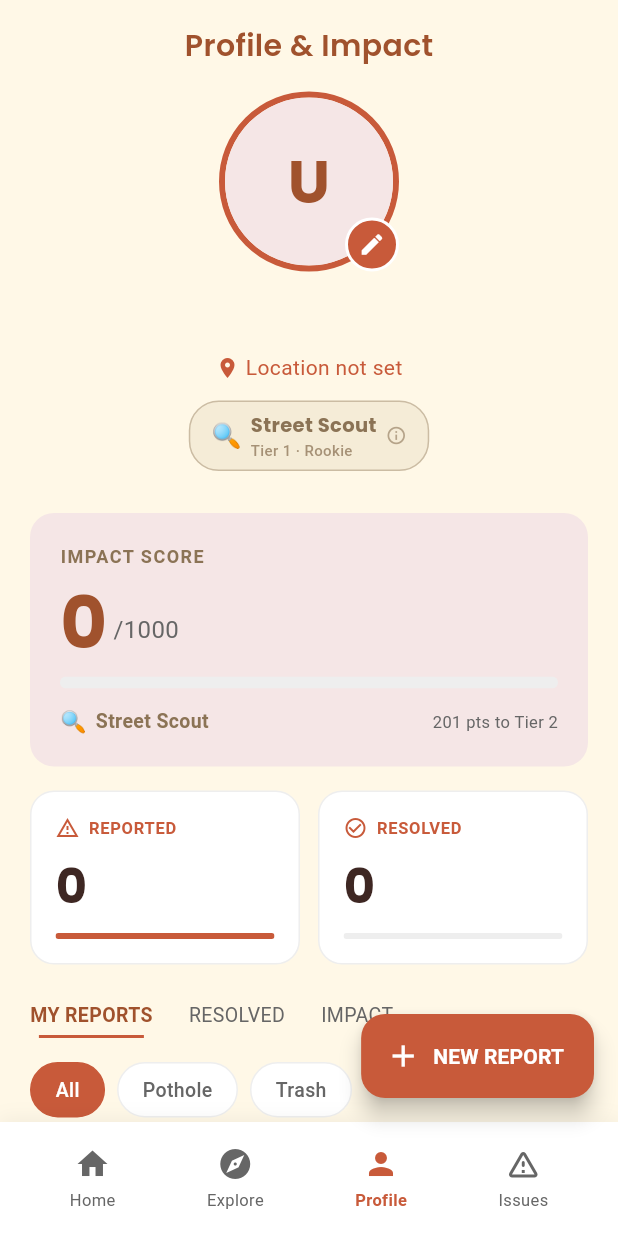
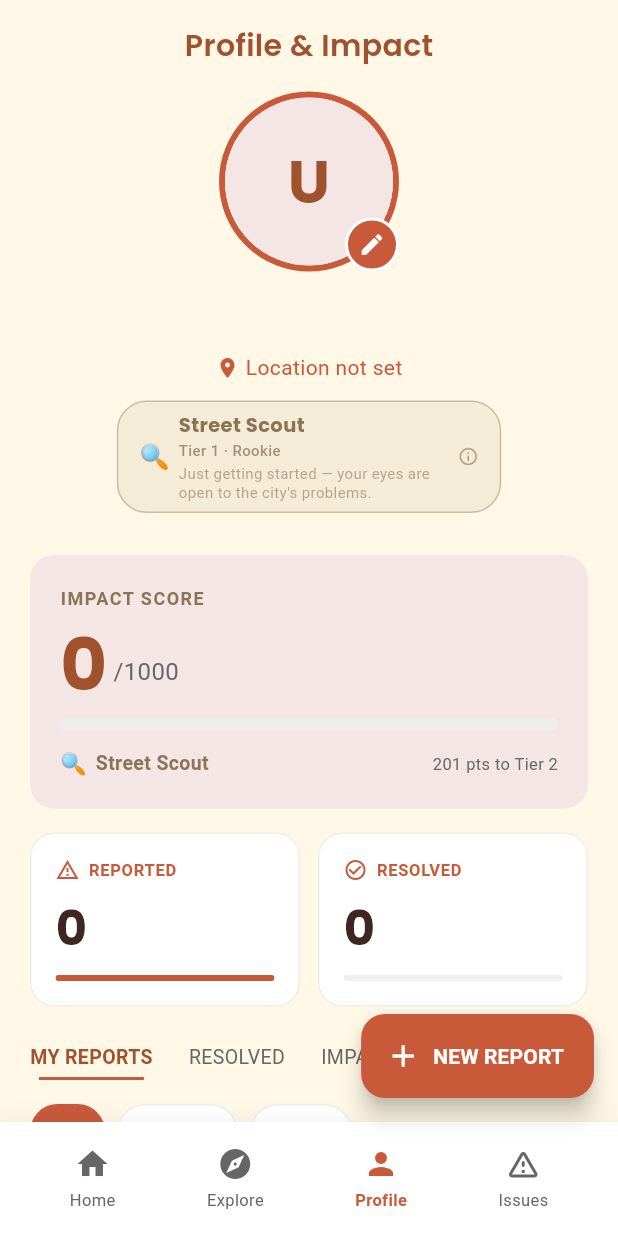
Before and after one commit to MQ-06/STREETLIGHT-PK, a Flutter app: the ProfileScreen screen opened by its route, on a phone screen of 412 x 824 dp. Run offline on Flutter 3.47's test engine with Material 3 defaults, Android fonts, the phone set to English and light mode, and no system bars; our stand-ins replace cached_network_image, flutter_map, geocoding, geolocator, google_fonts, image_picker and 3 more; accounts and stored records are empty; network calls fail.

Commit message:
Add badge system with descriptions to profile   screen

```diff
--- a/frontend/lib/screens/profile_screen.dart
+++ b/frontend/lib/screens/profile_screen.dart
@@ -369,21 +369,21 @@ class _ProfileScreenState extends State<ProfileScreen> {
 
   static const List<Map<String, dynamic>> _allBadges = [
     // Tier 1 — Rookie (0-200)
-    {'tier': 1, 'tierName': 'Rookie',               'min': 0,    'max': 66,   'subBadge': 'Street Scout',       'emoji': '🔍', 'color': 0xFF8B7355, 'bg': 0xFFF5ECD7},
-    {'tier': 1, 'tierName': 'Rookie',               'min': 67,   'max': 133,  'subBadge': 'Road Ranger',        'emoji': '🛣️', 'color': 0xFF8B7355, 'bg': 0xFFF5ECD7},
-    {'tier': 1, 'tierName': 'Rookie',               'min': 134,  'max': 200,  'subBadge': 'Eagle Eye',          'emoji': '🦅', 'color': 0xFF8B7355, 'bg': 0xFFF5ECD7},
+    {'tier': 1, 'tierName': 'Rookie',              'min': 0,   'max': 66,   'subBadge': 'Street Scout',        'emoji': '🔍', 'color': 0xFF8B7355, 'bg': 0xFFF5ECD7, 'description': 'Just getting started — your eyes are open to the city\'s problems.'},
+    {'tier': 1, 'tierName': 'Rookie',              'min': 67,  'max': 133,  'subBadge': 'Road Ranger',         'emoji': '🛣️', 'color': 0xFF8B7355, 'bg': 0xFFF5ECD7, 'description': 'You\'re out there covering ground and spotting issues others walk past.'},
+    {'tier': 1, 'tierName': 'Rookie',              'min': 134, 'max': 200,  'subBadge': 'Eagle Eye',           'emoji': '🦅', 'color': 0xFF8B7355, 'bg': 0xFFF5ECD7, 'description': 'Sharp and observant — nothing escapes your attention on the streets.'},
     // Tier 2 — Community Hero (201-500)
-    {'tier': 2, 'tierName': 'Community Hero',        'min': 201,  'max': 300,  'subBadge': 'Civic Warrior',      'emoji': '⚔️', 'color': 0xFFC85A3A, 'bg': 0xFFF5E6E6},
-    {'tier': 2, 'tierName': 'Community Hero',        'min': 301,  'max': 400,  'subBadge': 'Street Sentinel',    'emoji': '🛡️', 'color': 0xFFC85A3A, 'bg': 0xFFF5E6E6},
-    {'tier': 2, 'tierName': 'Community Hero',        'min': 401,  'max': 500,  'subBadge': 'Problem Buster',     'emoji': '💥', 'color': 0xFFC85A3A, 'bg': 0xFFF5E6E6},
+    {'tier': 2, 'tierName': 'Community Hero',      'min': 201, 'max': 300,  'subBadge': 'Civic Warrior',       'emoji': '⚔️', 'color': 0xFFC85A3A, 'bg': 0xFFF5E6E6, 'description': 'You fight for your community one report at a time. The city notices.'},
+    {'tier': 2, 'tierName': 'Community Hero',      'min': 301, 'max': 400,  'subBadge': 'Street Sentinel',     'emoji': '🛡️', 'color': 0xFFC85A3A, 'bg': 0xFFF5E6E6, 'description': 'Standing guard over your neighbourhood, always on the lookout.'},
+    {'tier': 2, 'tierName': 'Community Hero',      'min': 401, 'max': 500,  'subBadge': 'Problem Buster',      'emoji': '💥', 'color': 0xFFC85A3A, 'bg': 0xFFF5E6E6, 'description': 'You don\'t just find problems — you make sure they get fixed.'},
     // Tier 3 — Master Reformer (501-800)
-    {'tier': 3, 'tierName': 'Master Reformer',       'min': 501,  'max': 600,  'subBadge': 'Urban Legend',       'emoji': '🌆', 'color': 0xFFD4730F, 'bg': 0xFFFFF3E0},
-    {'tier': 3, 'tierName': 'Master Reformer',       'min': 601,  'max': 700,  'subBadge': 'Infrastructure Icon','emoji': '🏗️', 'color': 0xFFD4730F, 'bg': 0xFFFFF3E0},
-    {'tier': 3, 'tierName': 'Master Reformer',       'min': 701,  'max': 800,  'subBadge': 'Trust Titan',        'emoji': '⭐', 'color': 0xFFD4730F, 'bg': 0xFFFFF3E0},
+    {'tier': 3, 'tierName': 'Master Reformer',     'min': 501, 'max': 600,  'subBadge': 'Urban Legend',        'emoji': '🌆', 'color': 0xFFD4730F, 'bg': 0xFFFFF3E0, 'description': 'Your name is known across the city. People talk about your impact.'},
+    {'tier': 3, 'tierName': 'Master Reformer',     'min': 601, 'max': 700,  'subBadge': 'Infrastructure Icon', 'emoji': '🏗️', 'color': 0xFFD4730F, 'bg': 0xFFFFF3E0, 'description': 'You\'ve become a symbol of civic pride and real infrastructure change.'},
+    {'tier': 3, 'tierName': 'Master Reformer',     'min': 701, 'max': 800,  'subBadge': 'Trust Titan',         'emoji': '⭐', 'color': 0xFFD4730F, 'bg': 0xFFFFF3E0, 'description': 'Trusted, verified, and respected — a pillar of the community.'},
     // Tier 4 — StreetLight Paragon (801-1000)
-    {'tier': 4, 'tierName': 'StreetLight Paragon',   'min': 801,  'max': 866,  'subBadge': 'City Architect',     'emoji': '🏛️', 'color': 0xFFB8860B, 'bg': 0xFFFFFDE7},
-    {'tier': 4, 'tierName': 'StreetLight Paragon',   'min': 867,  'max': 933,  'subBadge': 'Beacon of Change',   'emoji': '💡', 'color': 0xFFB8860B, 'bg': 0xFFFFFDE7},
-    {'tier': 4, 'tierName': 'StreetLight Paragon',   'min': 934,  'max': 1000, 'subBadge': 'Grand Overseer',     'emoji': '👑', 'color': 0xFFB8860B, 'bg': 0xFFFFFDE7},
+    {'tier': 4, 'tierName': 'StreetLight Paragon', 'min': 801, 'max': 866,  'subBadge': 'City Architect',      'emoji': '🏛️', 'color': 0xFFB8860B, 'bg': 0xFFFFFDE7, 'description': 'You are shaping the city\'s future one resolved issue at a time.'},
+    {'tier': 4, 'tierName': 'StreetLight Paragon', 'min': 867, 'max': 933,  'subBadge': 'Beacon of Change',    'emoji': '💡', 'color': 0xFFB8860B, 'bg': 0xFFFFFDE7, 'description': 'A guiding light for others — your impact inspires the whole community.'},
+    {'tier': 4, 'tierName': 'StreetLight Paragon', 'min': 934, 'max': 1000, 'subBadge': 'Grand Overseer',      'emoji': '👑', 'color': 0xFFB8860B, 'bg': 0xFFFFFDE7, 'description': 'The highest rank. You have transformed your city. Truly legendary.'},
   ];
 
   Map<String, dynamic> _getBadgeInfo(int score) {
@@ -441,6 +441,20 @@ class _ProfileScreenState extends State<ProfileScreen> {
                     fontSize: 10,
                     color: color.withOpacity(0.75),
                     fontWeight: FontWeight.w500,
+                  ),
+                ),
+                const SizedBox(height: 2),
+                SizedBox(
+                  width: 180,
+                  child: Text(
+                    badge['description'] as String,
+                    style: GoogleFonts.roboto(
+                      fontSize: 10,
+                      color: color.withOpacity(0.6),
+                      height: 1.3,
+                    ),
+                    maxLines: 2,
+                    overflow: TextOverflow.ellipsis,
                   ),
                 ),
               ],
@@ -597,6 +611,17 @@ class _ProfileScreenState extends State<ProfileScreen> {
                       style: GoogleFonts.roboto(
                         fontSize: 11,
                         color: ProfileColors.textSecondary,
+                      ),
+                    ),
+                    const SizedBox(height: 3),
+                    Text(
+                      badge['description'] as String,
+                      style: GoogleFonts.roboto(
+                        fontSize: 11,
+                        color: isUnlocked
+                            ? color.withOpacity(0.75)
+                            : ProfileColors.textSecondary.withOpacity(0.6),
+                        height: 1.3,
                       ),
                     ),
                   ],
```
